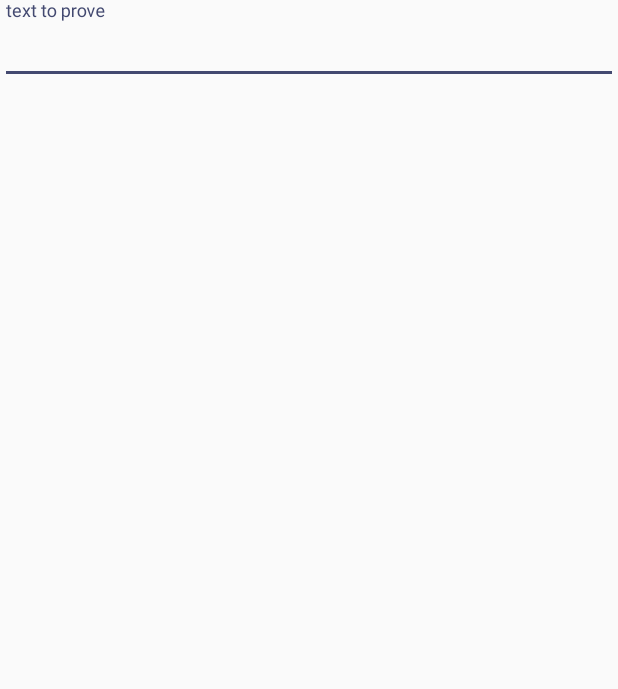
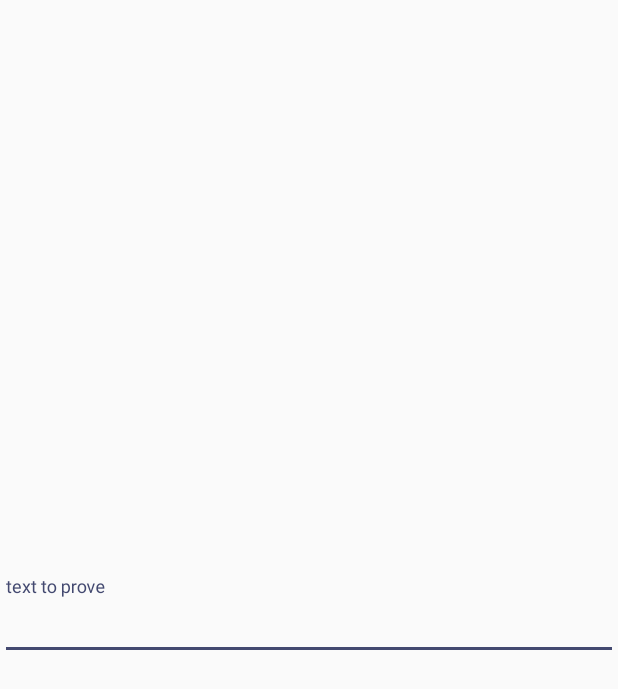
Before and after one commit to ligi/SatoshiProof, an Android app: the layout fragment_text.xml on its own in the app's theme, with its tools: preview values and no code run, on a phone screen of 412 x 824 dp. Shown: the top 689 px of the screen. Run offline under Robolectric (Android 15) with nearby library versions, the phone set to English and light mode, and no system bars.

```diff
--- a/android/src/main/res/layout/fragment_text.xml
+++ b/android/src/main/res/layout/fragment_text.xml
@@ -1,11 +1,13 @@
+<FrameLayout
+        xmlns:android="http://schemas.android.com/apk/res/android"
+        android:layout_width="match_parent"
+        android:layout_height="match_parent">
     <android.support.design.widget.TextInputLayout
-        xmlns:android="http://schemas.android.com/apk/res/android"
-
             android:layout_width="match_parent"
-        android:gravity="center_vertical"
+            android:layout_gravity="center_vertical"
             android:layout_height="wrap_content">
 
-    <EditText
+        <android.support.v7.widget.AppCompatEditText
                 android:layout_width="match_parent"
                 android:layout_height="wrap_content"
 
@@ -13,3 +15,4 @@
                 android:id="@+id/textToProof"
         />
     </android.support.design.widget.TextInputLayout>
+</FrameLayout>
```
Lines whose indentation alone changed are shown as unchanged.
